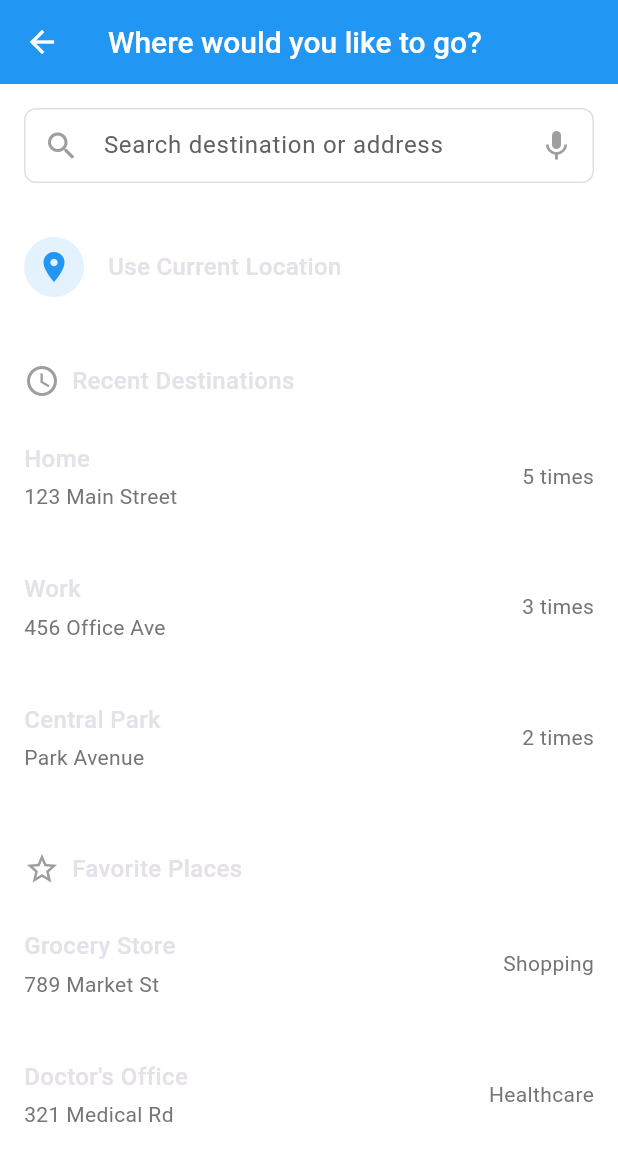
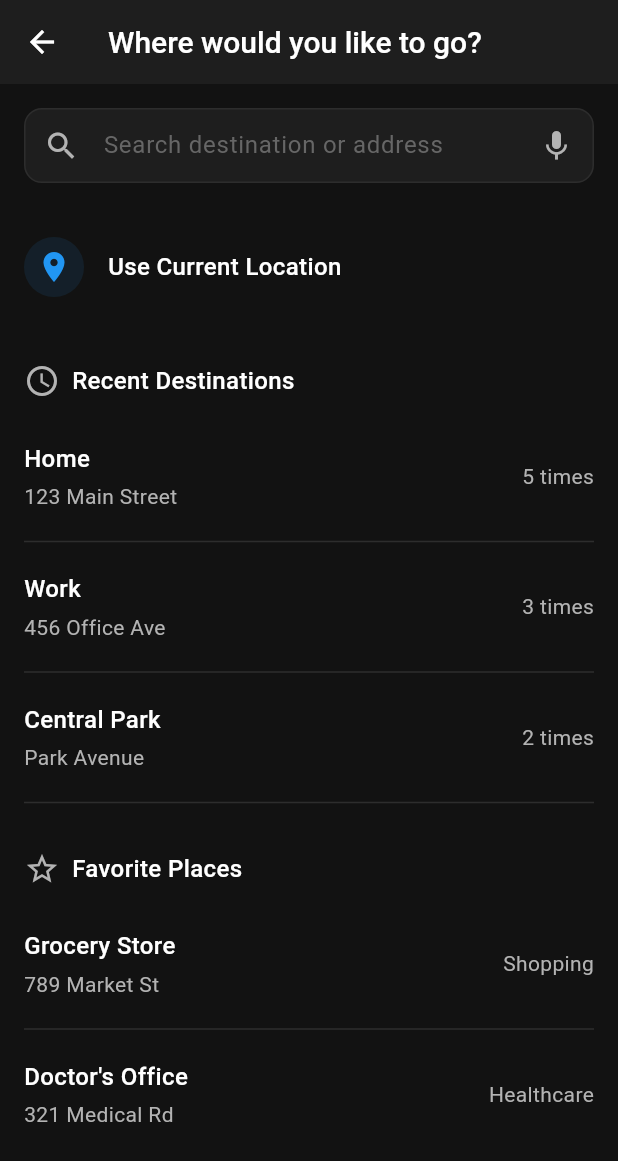
Before and after one commit to Shanu-Kumawat/Beacon, a Flutter app: the DestinationSearchScreen screen opened directly, on a phone screen of 412 x 824 dp. Shown: the top 1161 px of the screen. Run offline on Flutter 3.47's test engine with Material 3 defaults, Android fonts, the phone set to English and light mode, and no system bars; our stand-ins replace cloud_firestore, firebase_auth, firebase_core, firebase_storage, flutter_riverpod, geocoding and 2 more; accounts and stored records are empty; network calls fail.

Commit message:
theme convertion

```diff
--- a/lib/features/navigation/screens/destination_search_screen.dart
+++ b/lib/features/navigation/screens/destination_search_screen.dart
@@ -1,3 +1,4 @@
+import 'package:beacon/theme/apptheme.dart';
 import 'package:flutter/material.dart';
 import 'package:flutter_riverpod/flutter_riverpod.dart';
 import 'package:beacon/features/navigation/controller/location_controller.dart';
@@ -10,17 +11,17 @@ class DestinationSearchScreen extends ConsumerWidget {
     final locationController = ref.watch(locationControllerProvider);
 
     return Scaffold(
-      backgroundColor: Colors.white,
+      backgroundColor: AppTheme.background,
       appBar: AppBar(
-        backgroundColor: Colors.blue,
+        backgroundColor: AppTheme.surface,
         leading: IconButton(
-          icon: const Icon(Icons.arrow_back, color: Colors.white),
+          icon: const Icon(Icons.arrow_back, color: AppTheme.textPrimary),
           onPressed: () => Navigator.pop(context),
         ),
         title: const Text(
           'Where would you like to go?',
           style: TextStyle(
-            color: Colors.white,
+            color: AppTheme.textPrimary,
             fontSize: 20,
             fontWeight: FontWeight.w500,
           ),
@@ -28,7 +29,7 @@ class DestinationSearchScreen extends ConsumerWidget {
       ),
       body: SingleChildScrollView(
         child: Padding(
-          padding: const EdgeInsets.all(16.0),
+          padding: const EdgeInsets.all(AppTheme.spacing),
           child: Column(
             crossAxisAlignment: CrossAxisAlignment.start,
             children: [
@@ -44,16 +45,16 @@ class DestinationSearchScreen extends ConsumerWidget {
               _buildSectionTitle(Icons.access_time, 'Recent Destinations'),
               const SizedBox(height: 16),
               _buildRecentDestination('Home', '123 Main Street', '5 times'),
-              const Divider(),
+              const Divider(color: AppTheme.divider),
               _buildRecentDestination('Work', '456 Office Ave', '3 times'),
-              const Divider(),
+              const Divider(color: AppTheme.divider),
               _buildRecentDestination('Central Park', 'Park Avenue', '2 times'),
-              const Divider(),
+              const Divider(color: AppTheme.divider),
               const SizedBox(height: 24),
               _buildSectionTitle(Icons.star_border, 'Favorite Places'),
               const SizedBox(height: 16),
               _buildFavoritePlace('Grocery Store', '789 Market St', 'Shopping'),
-              const Divider(),
+              const Divider(color: AppTheme.divider),
               _buildFavoritePlace(
                   'Doctor\'s Office', '321 Medical Rd', 'Healthcare'),
             ],
@@ -66,19 +67,18 @@ class DestinationSearchScreen extends ConsumerWidget {
   Widget _buildSearchBox() {
     return Container(
       decoration: BoxDecoration(
-        color: Colors.white,
-        borderRadius: BorderRadius.circular(8),
-        border: Border.all(color: Colors.grey.shade300),
+        color: AppTheme.surface,
+        borderRadius: BorderRadius.circular(AppTheme.borderRadius),
+        border: Border.all(color: AppTheme.divider),
       ),
-      child: TextField(
+      child: const TextField(
         decoration: InputDecoration(
           hintText: 'Search destination or address',
-          hintStyle: TextStyle(color: Colors.grey[700]),
-          prefixIcon: const Icon(Icons.search, color: Colors.grey),
-          suffixIcon: const Icon(Icons.mic, color: Colors.grey),
+          hintStyle: TextStyle(color: AppTheme.textHint),
+          prefixIcon: Icon(Icons.search, color: AppTheme.textSecondary),
+          suffixIcon: Icon(Icons.mic, color: AppTheme.textSecondary),
           border: InputBorder.none,
-          contentPadding:
-              const EdgeInsets.symmetric(horizontal: 16, vertical: 12),
+          contentPadding: EdgeInsets.symmetric(horizontal: 16, vertical: 12),
         ),
       ),
     );
@@ -95,12 +95,12 @@ class DestinationSearchScreen extends ConsumerWidget {
               Container(
                 padding: const EdgeInsets.all(8),
                 decoration: BoxDecoration(
-                  color: Colors.blue.shade50,
+                  color: AppTheme.primary.withOpacity(0.1),
                   shape: BoxShape.circle,
                 ),
                 child: const Icon(
                   Icons.location_on,
-                  color: Colors.blue,
+                  color: AppTheme.primary,
                   size: 24,
                 ),
               ),
@@ -110,6 +110,7 @@ class DestinationSearchScreen extends ConsumerWidget {
                 style: TextStyle(
                   fontSize: 16,
                   fontWeight: FontWeight.w500,
+                  color: AppTheme.textPrimary,
                 ),
               ),
             ],
@@ -117,13 +118,16 @@ class DestinationSearchScreen extends ConsumerWidget {
           const SizedBox(height: 8),
           locationController.when(
             data: (address) => address != null
-                ? Text(address,
-                    style: TextStyle(fontSize: 14, color: Colors.grey[600]))
+                ? Text(
+                    address,
+                    style: const TextStyle(
+                        fontSize: 14, color: AppTheme.textSecondary),
+                  )
                 : const SizedBox.shrink(),
-            loading: () => Text('Getting location...',
-                style: TextStyle(fontSize: 14, color: Colors.grey[600])),
+            loading: () => const Text('Getting location...',
+                style: TextStyle(fontSize: 14, color: AppTheme.textSecondary)),
             error: (err, stack) => Text('$err',
-                style: const TextStyle(fontSize: 14, color: Colors.red)),
+                style: const TextStyle(fontSize: 14, color: AppTheme.error)),
           ),
         ],
       ),
@@ -133,13 +137,14 @@ class DestinationSearchScreen extends ConsumerWidget {
   Widget _buildSectionTitle(IconData icon, String title) {
     return Row(
       children: [
-        Icon(icon, color: Colors.grey),
+        Icon(icon, color: AppTheme.textSecondary),
         const SizedBox(width: 8),
         Text(
           title,
           style: const TextStyle(
             fontSize: 16,
             fontWeight: FontWeight.w500,
+            color: AppTheme.textPrimary,
           ),
         ),
       ],
@@ -160,14 +165,15 @@ class DestinationSearchScreen extends ConsumerWidget {
                   style: const TextStyle(
                     fontSize: 16,
                     fontWeight: FontWeight.w500,
+                    color: AppTheme.textPrimary,
                   ),
                 ),
                 const SizedBox(height: 4),
                 Text(
                   address,
-                  style: TextStyle(
+                  style: const TextStyle(
                     fontSize: 14,
-                    color: Colors.grey[600],
+                    color: AppTheme.textSecondary,
                   ),
                 ),
               ],
@@ -175,9 +181,9 @@ class DestinationSearchScreen extends ConsumerWidget {
           ),
           Text(
             times,
-            style: TextStyle(
+            style: const TextStyle(
               fontSize: 14,
-              color: Colors.grey[600],
+              color: AppTheme.textSecondary,
             ),
           ),
         ],
@@ -199,14 +205,15 @@ class DestinationSearchScreen extends ConsumerWidget {
                   style: const TextStyle(
                     fontSize: 16,
                     fontWeight: FontWeight.w500,
+                    color: AppTheme.textPrimary,
                   ),
                 ),
                 const SizedBox(height: 4),
                 Text(
                   address,
-                  style: TextStyle(
+                  style: const TextStyle(
                     fontSize: 14,
-                    color: Colors.grey[600],
+                    color: AppTheme.textSecondary,
                   ),
                 ),
               ],
@@ -214,9 +221,9 @@ class DestinationSearchScreen extends ConsumerWidget {
           ),
           Text(
             category,
-            style: TextStyle(
+            style: const TextStyle(
               fontSize: 14,
-              color: Colors.grey[600],
+              color: AppTheme.textSecondary,
             ),
           ),
         ],
--- a/lib/theme/apptheme.dart
+++ b/lib/theme/apptheme.dart
@@ -42,8 +42,6 @@ class AppTheme {
       primary: primary,
       secondary: secondary,
       surface: surface,
-      background: background,
-      onBackground: textPrimary,
       onSurface: textPrimary,
     ),
     elevatedButtonTheme: ElevatedButtonThemeData(
```
